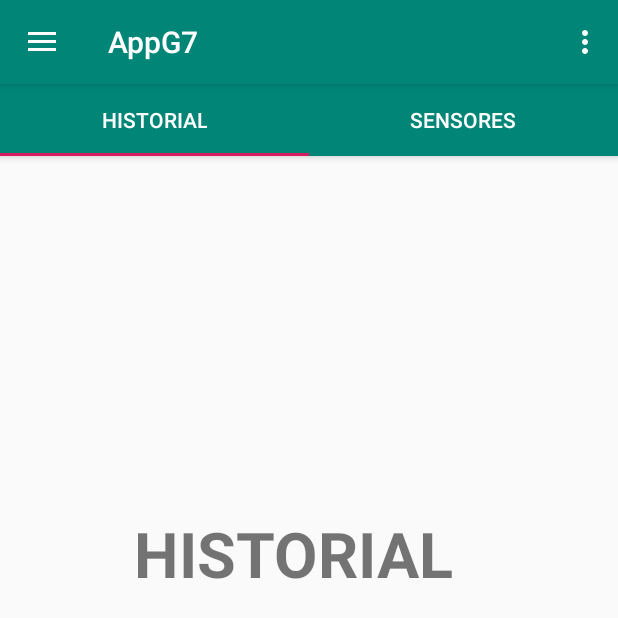
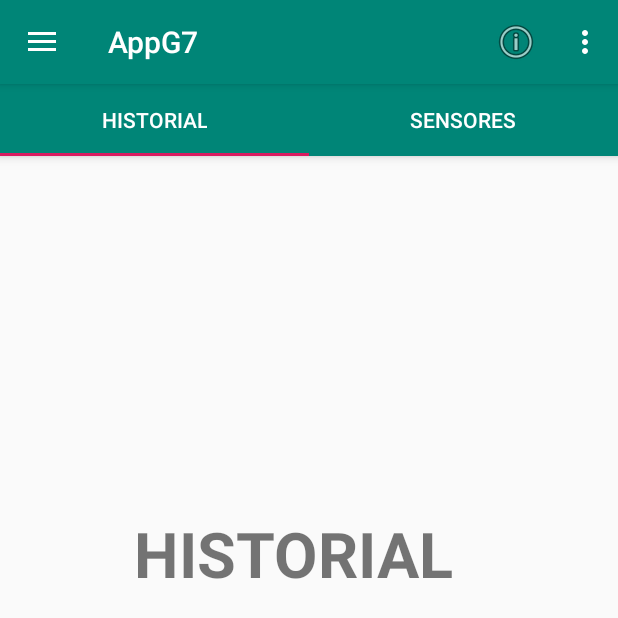
Before and after one commit to Jocarfl/Grupo7_App, an Android app: the screen it shows after launch once a user with an empty profile is signed in (MainActivity), on a phone screen of 412 x 824 dp, the top half of it. Run offline under Robolectric (Android 15) with nearby library versions, the phone set to English and light mode, and no system bars; our stand-ins replace Firebase (no records; nobody signed in at launch, a user with empty details on screens opened directly); libraries missing offline, so code that uses them is left out: com.firebase.ui; 1 statement that could not run was skipped.

Commit message:
boton acercaDe implementado y funcionando

```diff
--- a/app/src/main/AndroidManifest.xml
+++ b/app/src/main/AndroidManifest.xml
@@ -15,6 +15,10 @@
             android:theme="@style/AppTheme.NoActionBar">
         </activity>
 
+        <activity android:name=".AcercaDeActivity"
+            android:label="Acerca de ..."
+            android:theme="@android:style/Theme.Dialog"/>
+
         <activity android:name=".LoginActivity">
             <intent-filter>
                 <action android:name="android.intent.action.MAIN" />
--- a/app/src/main/res/menu/main.xml
+++ b/app/src/main/res/menu/main.xml
@@ -6,4 +6,9 @@
         android:orderInCategory="100"
         android:title="@string/action_settings"
         app:showAsAction="never" />
+    <item android:title="Acerca de..."
+        android:id="@+id/acercaDe"
+        android:icon="@android:drawable/ic_menu_info_details"
+        android:orderInCategory="10"
+        app:showAsAction="ifRoom|withText"/>
 </menu>
```
Also changed, not shown: app/src/main/java/grupo7/com/appg7/AcercaDeActivity.java (added, +14 -0 lines), app/src/main/java/grupo7/com/appg7/MainActivity.java (+18 -4 lines), app/src/main/res/layout/acercade.xml (added, +8 -0 lines).
